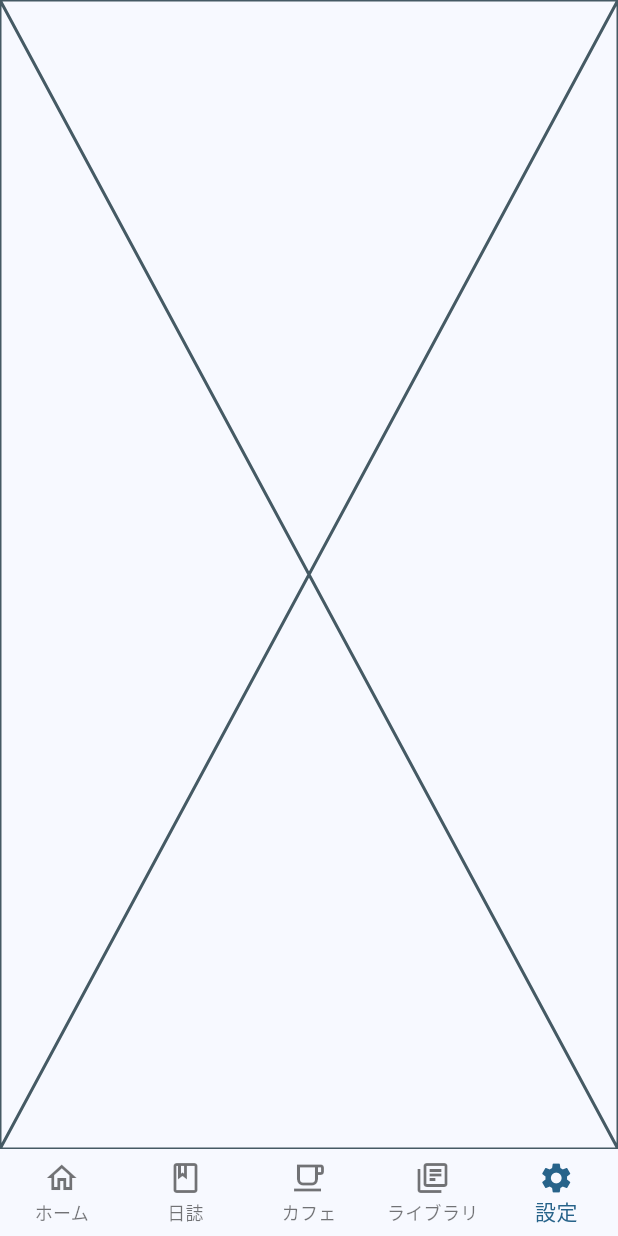
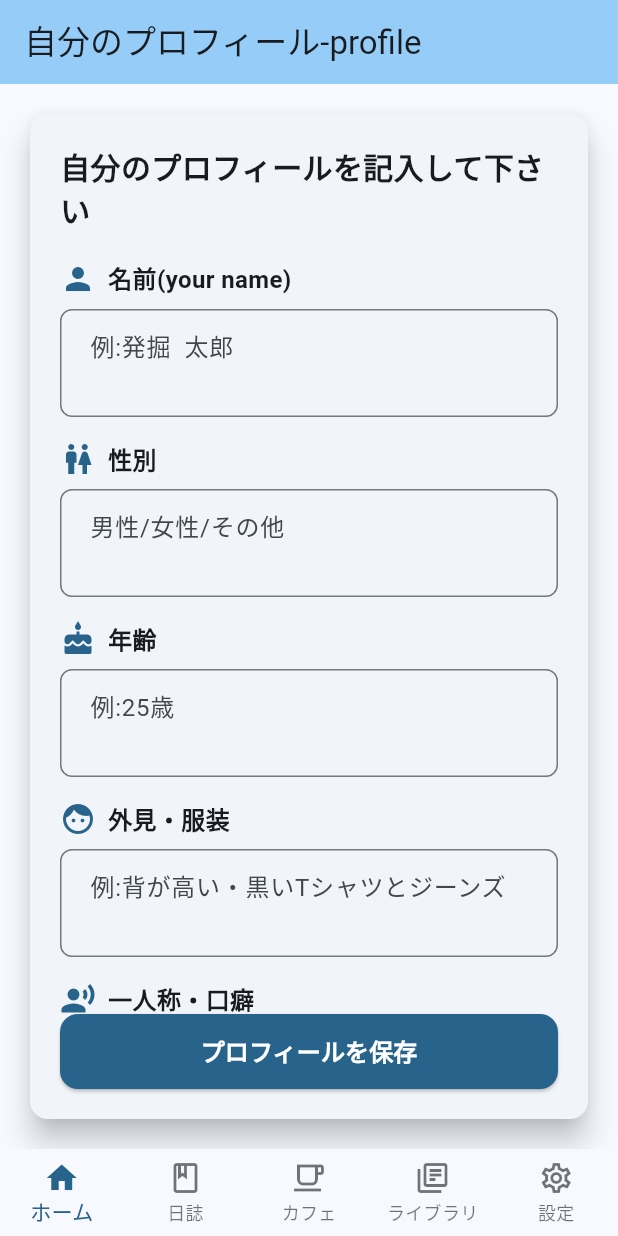
Before and after one commit to kuroda50/ai_my, a Flutter app: the screen it shows after launch, item 5 of the bottom bar chosen, on a phone screen of 412 x 824 dp. Run offline on Flutter 3.47's test engine with Material 3 defaults, Android fonts, the phone set to English and light mode, and no system bars; our stand-ins replace go_router, shared_preferences.

Commit message:
俺2のプロフィール画面

```diff
--- a/flutter_app/lib/config/router.dart
+++ b/flutter_app/lib/config/router.dart
@@ -7,6 +7,7 @@ import 'package:flutter_app/screens/b.dart';
 import 'package:flutter_app/screens/c.dart';
 import 'package:flutter_app/screens/library.dart';
 import 'package:flutter_app/widgets/shell.dart';
+import 'package:flutter_app/screens/ore2_profile.dart';
 
 
 
@@ -45,6 +46,10 @@ final router = GoRouter(
           path: '/test',
           pageBuilder: (context, state) => NoTransitionPage(child: Test()),
         ),
+         GoRoute(
+          path: '/profile',
+          pageBuilder: (context, state) => NoTransitionPage(child: ProfileScreen()),
+        ),
       ],
     ),
   ],
--- /dev/null
+++ b/flutter_app/lib/screens/ore2_profile.dart
@@ -0,0 +1,251 @@
+import 'package:flutter/material.dart';
+import 'complex_form.dart';
+import '../widgets/question_field.dart';
+import '../services/local_storage.dart';
+
+class ProfileScreen extends StatefulWidget {
+  const ProfileScreen({super.key});
+
+  @override
+  State<ProfileScreen> createState() => _ProfileScreenState();
+}
+
+class _ProfileScreenState extends State<ProfileScreen> with TickerProviderStateMixin {
+  final _formKey = GlobalKey<FormState>();
+  final _nameController = TextEditingController();
+  final _genderController = TextEditingController();
+  final _ageController = TextEditingController();
+  final _appearanceController = TextEditingController();
+  final _firstPersonController = TextEditingController();
+  final _personalityController = TextEditingController();
+  final _backgroundController = TextEditingController();
+  final _goalController = TextEditingController();
+  final _conversationStyleController = TextEditingController();
+  final _idealImageController = TextEditingController();
+
+  late AnimationController _flipController;
+  late Animation<double> _flipAnimation;
+
+  @override
+  void initState() {
+    super.initState();
+    _flipController = AnimationController(
+      duration: const Duration(milliseconds: 800),
+      vsync: this,
+    );
+    _flipAnimation = Tween<double>(
+      begin: 0.0,
+      end: 1.0,
+    ).animate(CurvedAnimation(
+      parent: _flipController,
+      curve: Curves.easeInOut,
+    ));
+  }
+
+  @override
+  void dispose() {
+    _flipController.dispose();
+    _nameController.dispose();
+    _genderController.dispose();
+    _ageController.dispose();
+    _appearanceController.dispose();
+    _firstPersonController.dispose();
+    _personalityController.dispose();
+    _backgroundController.dispose();
+    _goalController.dispose();
+    _conversationStyleController.dispose();
+    _idealImageController.dispose();
+    super.dispose();
+  }
+
+  @override
+  Widget build(BuildContext context) {
+    return Scaffold(
+      appBar: AppBar(
+        title: const Text('自分のプロフィール-profile'),
+        backgroundColor: Theme.of(context).colorScheme.inversePrimary,
+      ),
+      body: Padding(
+        padding: const EdgeInsets.all(16.0),
+        child: Form(
+          key: _formKey,
+          child: Column(
+            crossAxisAlignment: CrossAxisAlignment.start,
+            children: [
+              // カードコンテナ
+              Expanded(
+                child: AnimatedBuilder(
+                  animation: _flipAnimation,
+                  builder: (context, child) {
+                    return _buildFrontCard();
+                  },
+                ),
+              ),
+            ],
+          ),
+        ),
+      ),
+    );
+  }
+
+  Widget _buildFrontCard() {
+    return Card(
+      elevation: 8,
+      child: Padding(
+        padding: const EdgeInsets.all(20.0),
+        child: Column(
+          crossAxisAlignment: CrossAxisAlignment.start,
+          children: [
+            const Text(
+              '自分のプロフィールを記入して下さい',
+              style: TextStyle(fontSize: 20, fontWeight: FontWeight.bold),
+            ),
+            const SizedBox(height: 20),
+            Expanded(
+              child: SingleChildScrollView(
+                child: Column(
+                  crossAxisAlignment: CrossAxisAlignment.start,
+                  children: [
+                    QuestionField(
+                      label: '名前(your name)',
+                      controller: _nameController,
+                      hint: '例:発掘  太郎',
+                      icon: Icons.person,
+                    ),
+                    const SizedBox(height: 16),
+                    QuestionField(
+                      label: '性別',
+                      controller: _genderController,
+                      hint: '男性/女性/その他',
+                      icon: Icons.wc,
+                    ),
+                    const SizedBox(height: 16),
+                    QuestionField(
+                      label: '年齢',
+                      controller: _ageController,
+                      hint: '例:25歳',
+                      icon: Icons.cake,
+                    ),
+                    const SizedBox(height: 16),
+                    QuestionField(
+                      label: '外見・服装',
+                      controller: _appearanceController,
+                      hint: '例:背が高い・黒いTシャツとジーンズ',
+                      icon: Icons.face,
+                    ),
+                    const SizedBox(height: 16),
+                    QuestionField(
+                      label: '一人称・口癖',
+                      controller: _firstPersonController,
+                      hint: '例:朕/俺/私・別に/一応/でも',
+                      icon: Icons.record_voice_over,
+                    ),
+                    const SizedBox(height: 16),
+                    QuestionField(
+                      label: '性格・価値観',
+                      controller: _personalityController,
+                      hint: '例:負けず嫌い/優しい・挑戦/貢献',
+                      icon: Icons.psychology,
+                    ),
+                    const SizedBox(height: 16),
+                    QuestionField(
+                      label: '背景・現在の状況',
+                      controller: _backgroundController,
+                      hint: '例:大学生・就職活動中',
+                      icon: Icons.history_edu,
+                    ),
+                    const SizedBox(height: 16),
+                    QuestionField(
+                      label: '目標・モチベーション',
+                      controller: _goalController,
+                      hint: '例:起業/世界一周旅行・金銭的報酬や地位報酬(外発的モチベーション)/趣味に没頭や人の役に立つ(内発的モチベーション)',
+                      icon: Icons.flag,
+                    ),
+                    const SizedBox(height: 16),
+                    QuestionField(
+                      label: '話し方・会話スタイル',
+                      controller: _conversationStyleController,
+                      hint: '例:フランク/丁寧/論理的・相手に合わせる/自分のペースで話す',
+                      icon: Icons.forum,
+                    ),
+                    const SizedBox(height: 16),
+                    QuestionField(
+                      label: '他者との関係性(理想像)',
+                      controller: _idealImageController,
+                      hint: '例:友好的/協力的・信頼関係を築く/競争心を持つ',
+                      icon: Icons.star,
+                    ),
+                    const SizedBox(height: 16),
+                  ],
+                ),
+              ),
+            ),
+            // ボタンをカード内に移動
+            SizedBox(
+              width: double.infinity,
+              height: 50,
+              child: ElevatedButton(
+                onPressed: _saveRecord,
+                style: ElevatedButton.styleFrom(
+                  backgroundColor: Theme.of(context).primaryColor,
+                  foregroundColor: Colors.white,
+                  shape: RoundedRectangleBorder(
+                    borderRadius: BorderRadius.circular(12),
+                  ),
+                ),
+                child: const Text(
+                  'プロフィールを保存',
+                  style: TextStyle(fontSize: 16, fontWeight: FontWeight.bold),
+                ),
+              ),
+            ),
+          ],
+        ),
+      ),
+    );
+  }
+
+  void _saveRecord() {
+    // 5W1Hのデータを収集
+    final basicData = {
+      'name': _nameController.text,
+      'gender': _genderController.text,
+      'age': _ageController.text,
+      'appearance': _appearanceController.text,
+      'firstPerson': _firstPersonController.text,
+      'personality': _personalityController.text,
+      'background': _backgroundController.text,
+      'goal': _goalController.text,
+      'conversationStyle': _conversationStyleController.text,
+      'idealImage': _idealImageController.text,
+    };
+
+    // イベントデータをローカルストレージに保存
+    _saveEventToLocal(basicData);
+
+    // ホーム画面に戻る
+    Navigator.of(context).pop();
+  }
+
+  void _saveEventToLocal(Map<String, String> basicData) async {
+    try {
+      await LocalStorage.saveEvent({
+        'basicData': basicData,
+      });
+
+      ScaffoldMessenger.of(context).showSnackBar(
+        const SnackBar(
+          content: Text('プロフィールが保存されました'),
+          backgroundColor: Colors.green,
+        ),
+      );
+    } catch (e) {
+      ScaffoldMessenger.of(context).showSnackBar(
+        SnackBar(
+          content: Text('保存に失敗しました: $e'),
+          backgroundColor: Colors.red,
+        ),
+      );
+    }
+  }
+}
--- a/flutter_app/lib/widgets/shell.dart
+++ b/flutter_app/lib/widgets/shell.dart
@@ -79,7 +79,7 @@ class Shell extends StatelessWidget {
         context.go('/library');
         break;
       case 4:
-        context.go('/settings');
+        context.go('/profile');
         break;
     }
   }
```
